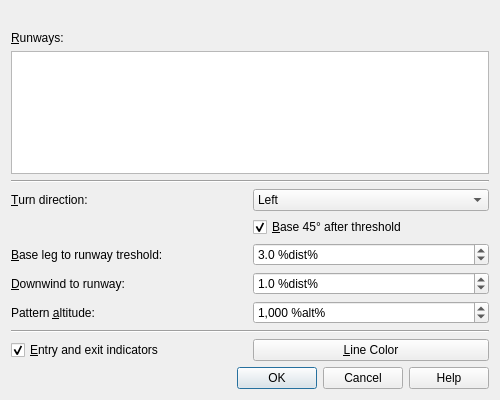
Before: the Qt Designer form src/gui/trafficpatterndialog.ui in albar965/littlenavmap, drawn with Qt 5.
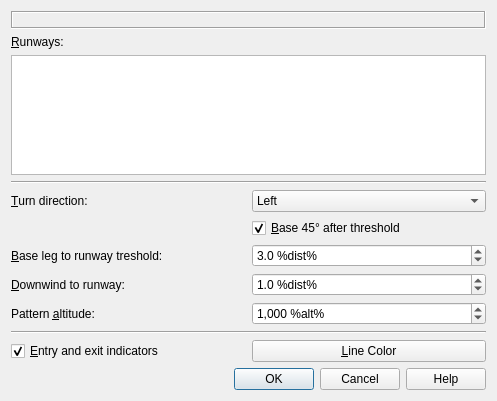
After: the same form once the commit is applied.

What changed in the file:
```diff
--- a/src/gui/trafficpatterndialog.ui
+++ b/src/gui/trafficpatterndialog.ui
@@ -6,8 +6,8 @@
    <rect>
     <x>0</x>
     <y>0</y>
-    <width>500</width>
-    <height>400</height>
+    <width>497</width>
+    <height>401</height>
    </rect>
   </property>
   <property name="windowTitle">
@@ -129,9 +129,18 @@
    </item>
    <item row="0" column="0" colspan="2">
     <widget class="QLabel" name="labelTrafficPatternAirport">
+     <property name="frameShape">
+      <enum>QFrame::Box</enum>
+     </property>
+     <property name="frameShadow">
+      <enum>QFrame::Sunken</enum>
+     </property>
      <property name="text">
       <string/>
      </property>
+     <property name="margin">
+      <number>5</number>
+     </property>
      <property name="textInteractionFlags">
       <set>Qt::LinksAccessibleByMouse|Qt::TextSelectableByMouse</set>
      </property>
```
